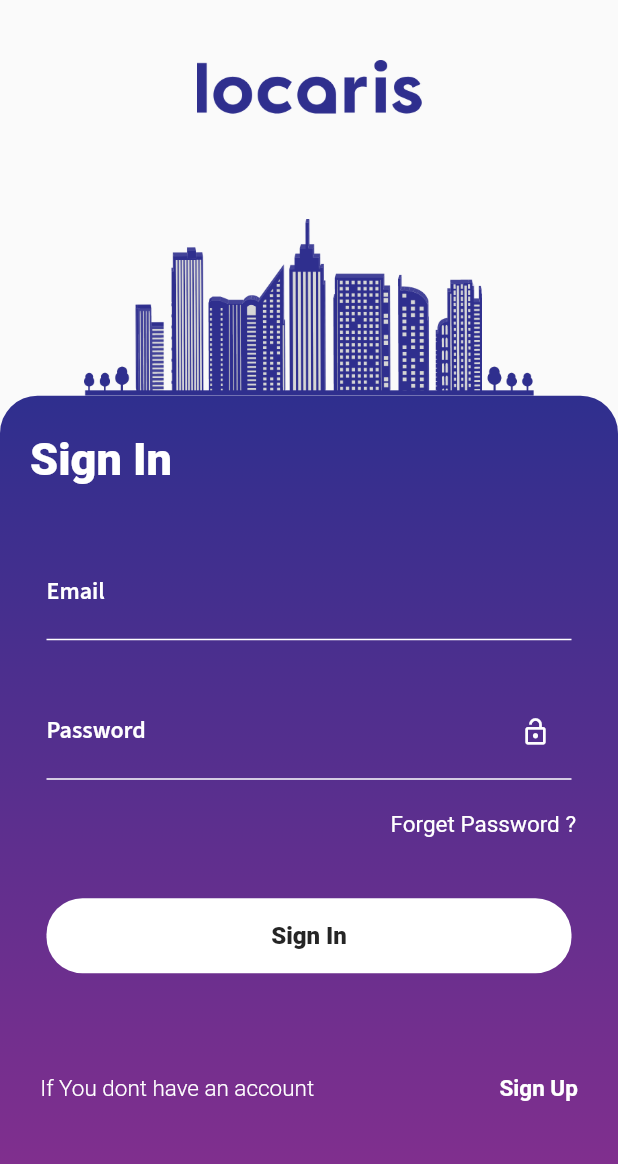
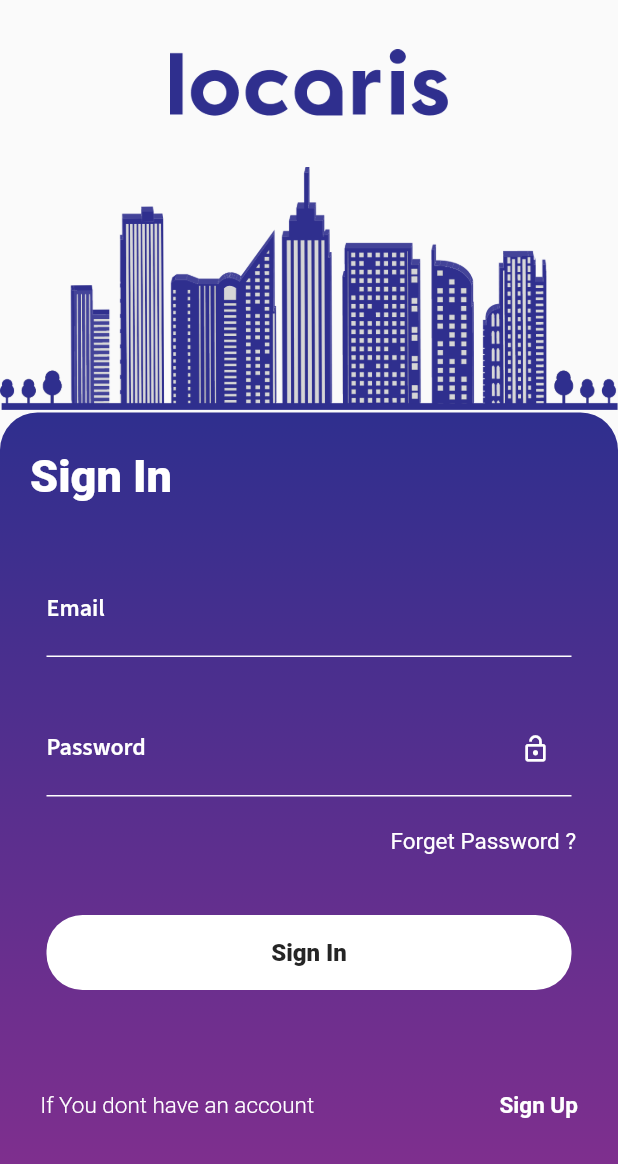
Before and after one commit to dipak1267/Loca_app, a Flutter app: the Login screen opened by its route, on a phone screen of 412 x 824 dp. Shown: the top 1164 px of the screen. Run offline on Flutter 3.47's test engine with Material 2 defaults, Android fonts, the phone set to English and light mode, and no system bars; our stand-ins replace fluttertoast, get, get_storage, google_fonts, image_picker, permission_handler; missing offline and left inert: custom_check_box; accounts and stored records are empty; Roboto replaces fonts that are missing (Nunito Sans).

```diff
--- a/lib/screen/loginpage.dart
+++ b/lib/screen/loginpage.dart
@@ -6,6 +6,7 @@ import 'package:get/get.dart';
 import 'package:sample_app/controller/loogin_controller.dart';
 import 'package:sample_app/screen/singup.dart';
 import 'package:sample_app/services/login_service.dart';
+import 'package:sample_app/widgets/startup_topbar.dart';
 import 'package:sample_app/widgets/textfield.dart';
 import 'forgotpass.dart';
 
@@ -28,18 +29,7 @@ class _LoginState extends State<Login> {
       body:ListView(
 
         children: [
-          SizedBox(
-            height: 40,
-          ),
-          Center(
-            child: Image.asset('asset/logo.png',width: 150,),
-          ),
-          SizedBox(
-            height: 70,
-          ),
-          Center(
-            child: Image.asset('asset/buid.png',width: 300,),
-          ),
+          StartUpTopBar(),
           Container(
 
             decoration: BoxDecoration(
--- a/lib/screen/singup.dart
+++ b/lib/screen/singup.dart
@@ -21,11 +21,6 @@ class singup extends StatefulWidget {
 }
 
 class _singupState extends State<singup> {
-  @override
-  @override
-  void initState() {
-    super.initState();
-    }
   GlobalKey<FormState> _key = new GlobalKey();
 
    // String username,lastname,email,password,password1,registrationCode;
```
